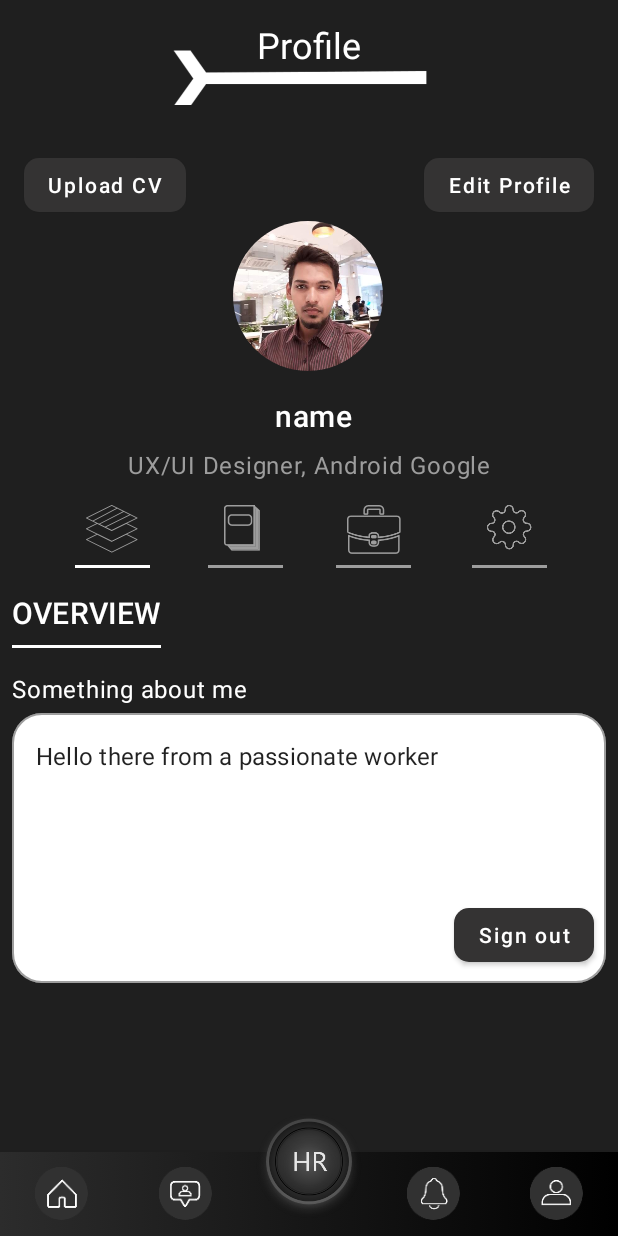
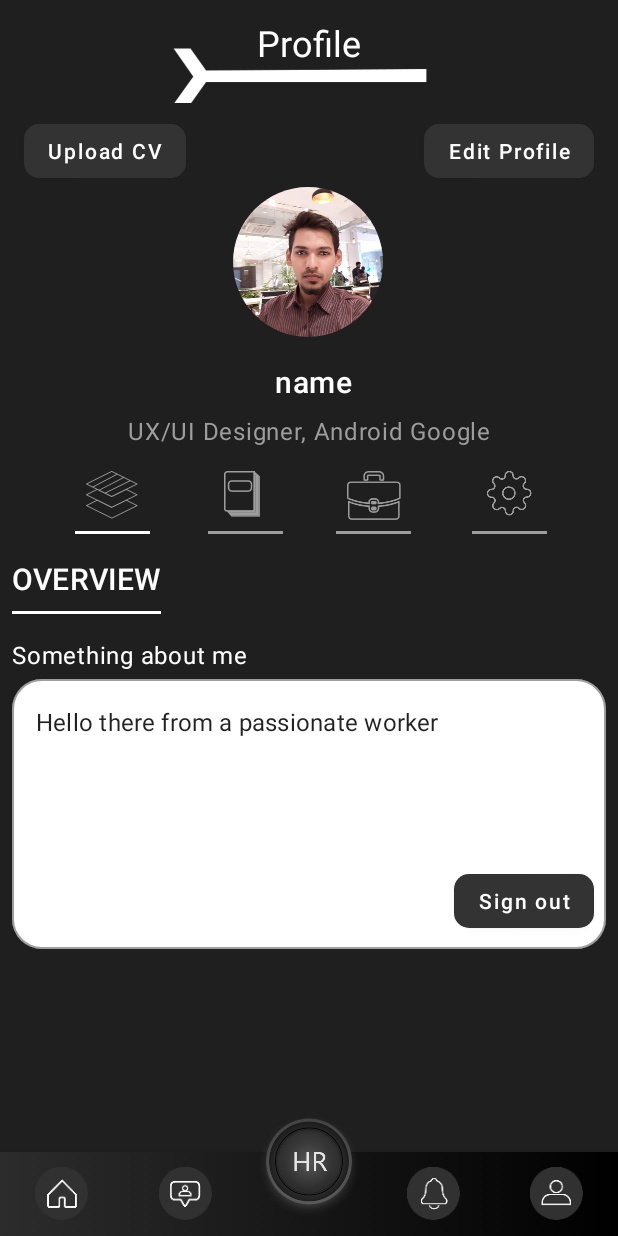
Before and after one commit to arsalanfakhar/Seklo, an Android app: the ProfileFragment screen opened through its navigation route, on a phone screen of 412 x 824 dp. Run offline under Robolectric (Android 15) with nearby library versions, the phone set to English and light mode, and no system bars; our stand-ins replace CircleImageView, navigation-ui; pictures from the network do not load; 2 statements that could not run were skipped.

Commit message:
upload cv started

```diff
--- a/app/src/main/res/layout/fragment_profile.xml
+++ b/app/src/main/res/layout/fragment_profile.xml
@@ -38,13 +38,6 @@
         app:layout_constraintStart_toStartOf="parent"
         app:layout_constraintTop_toTopOf="@+id/guideline4" />
 
-    <androidx.constraintlayout.widget.Guideline
-        android:id="@+id/guideline5"
-        android:layout_width="wrap_content"
-        android:layout_height="wrap_content"
-        android:orientation="horizontal"
-        app:layout_constraintGuide_percent="0.15" />
-
         <de.hdodenhof.circleimageview.CircleImageView
         android:id="@+id/userImage"
         android:layout_width="100dp"
@@ -60,12 +53,13 @@
             android:layout_width="wrap_content"
             android:layout_height="wrap_content"
             android:layout_marginStart="16dp"
+            android:layout_marginTop="8dp"
             android:text="Upload CV"
             android:textAllCaps="false"
             app:backgroundTint="@color/profileBtnColor"
             app:cornerRadius="10dp"
             app:layout_constraintStart_toStartOf="parent"
-        app:layout_constraintTop_toTopOf="@+id/guideline5" />
+            app:layout_constraintTop_toBottomOf="@+id/imageView4" />
 
         <com.google.android.material.button.MaterialButton
             android:id="@+id/editProfileBtn"
@@ -77,7 +71,7 @@
             app:backgroundTint="@color/profileBtnColor"
             app:cornerRadius="10dp"
             app:layout_constraintEnd_toEndOf="parent"
-        app:layout_constraintTop_toTopOf="@+id/guideline5" />
+            app:layout_constraintTop_toTopOf="@+id/uploadCvBtn" />
 
     <TextView
         android:id="@+id/userName"
--- a/app/src/main/res/layout/fragment_upload_c_v.xml
+++ b/app/src/main/res/layout/fragment_upload_c_v.xml
@@ -47,7 +47,7 @@
         android:layout_marginStart="8dp"
         android:layout_marginEnd="8dp"
         app:boxBackgroundColor="@color/white"
-        app:layout_constraintEnd_toStartOf="@+id/button4"
+        app:layout_constraintEnd_toStartOf="@+id/browseBtn"
         app:layout_constraintStart_toStartOf="parent"
         app:layout_constraintTop_toTopOf="@+id/guideline5">
 
@@ -57,7 +57,7 @@
     </com.google.android.material.textfield.TextInputLayout>
 
     <com.google.android.material.button.MaterialButton
-        android:id="@+id/button4"
+        android:id="@+id/browseBtn"
         android:layout_width="wrap_content"
         android:layout_height="0dp"
         android:layout_marginEnd="8dp"
@@ -70,7 +70,7 @@
         app:layout_constraintTop_toTopOf="@+id/textInputLayout3" />
 
     <Button
-        android:id="@+id/button6"
+        android:id="@+id/uploadCVBtn"
         android:layout_width="wrap_content"
         android:layout_height="wrap_content"
         android:layout_marginTop="16dp"
```
Also changed, not shown: app/src/main/java/com/trulyfuture/seklo/screens/editProfile/EditProfileFragment.java (+7 -5 lines), app/src/main/java/com/trulyfuture/seklo/screens/profile/ProfileFragment.java (+17 -0 lines), app/src/main/java/com/trulyfuture/seklo/screens/uploadCV/UploadCVFragment.java (+61 -0 lines). Lines whose indentation alone changed are shown as unchanged.
